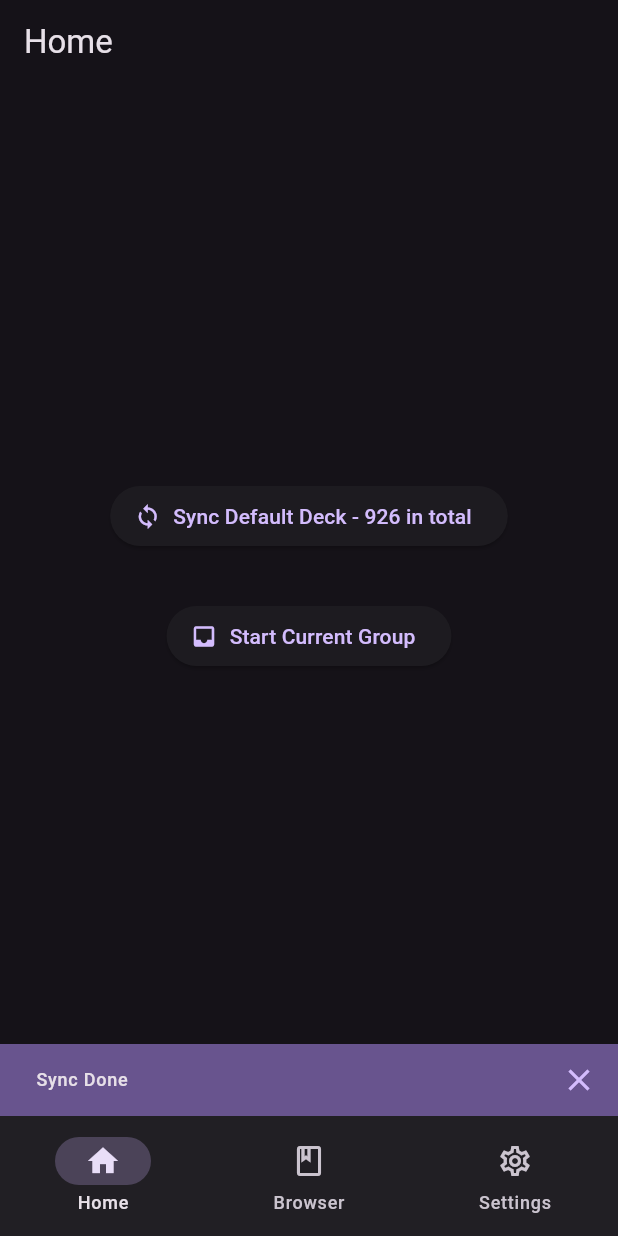
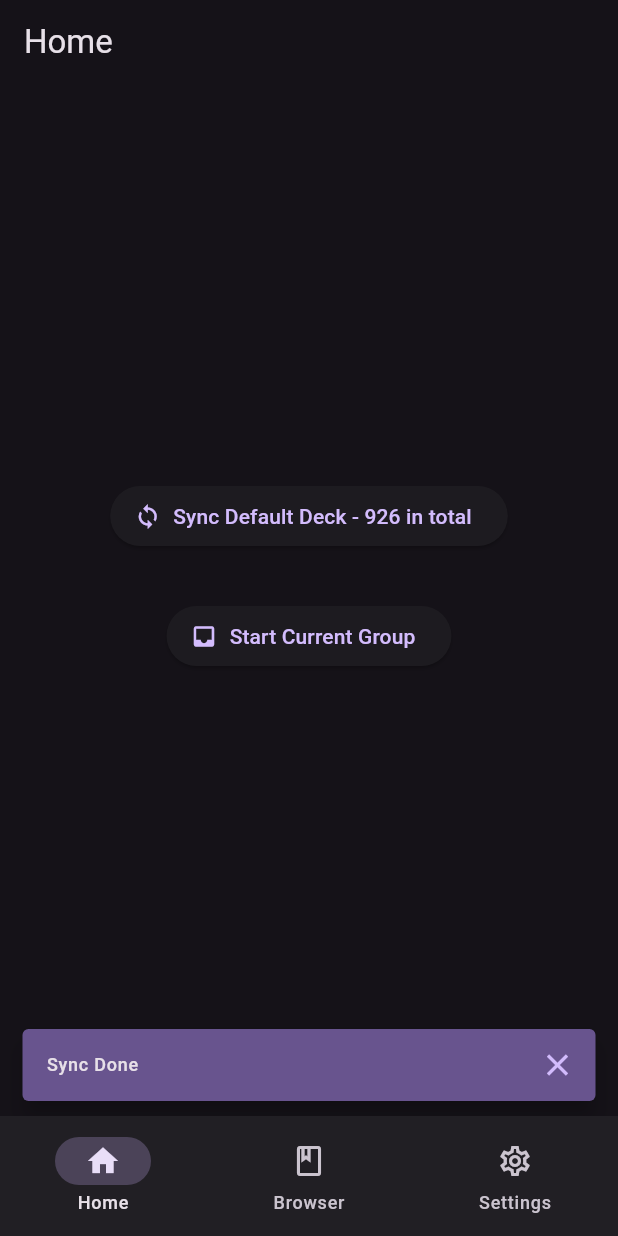
Before and after one commit to 3waffel/vocab_box, a Flutter app: the NavigationScreen screen opened directly, after a tap on an icon or button, on a phone screen of 412 x 824 dp. Run offline on Flutter 3.47's test engine with Material 3 defaults, Android fonts, the phone set to English and light mode, and no system bars; our stand-ins replace csv, shared_preferences, sqflite, sqflite_common_ffi, step_progress_indicator; accounts and stored records are empty.

Commit message:
feat: add snackbar, add random take from deck

```diff
--- /dev/null
+++ b/lib/common/snackbar.dart
@@ -0,0 +1,16 @@
+import 'package:flutter/material.dart';
+
+extension SnackBarExt on BuildContext {
+  void fluidSnackBar(String message) {
+    ScaffoldMessenger.of(this)
+      ..hideCurrentSnackBar()
+      ..showSnackBar(SnackBar(
+        content: Text(message, style: Theme.of(this).textTheme.labelMedium),
+        duration: Duration(seconds: 1),
+        behavior: SnackBarBehavior.floating,
+        showCloseIcon: true,
+        closeIconColor: Theme.of(this).colorScheme.primary,
+        backgroundColor: Theme.of(this).colorScheme.inversePrimary,
+      ));
+  }
+}
--- a/lib/main.dart
+++ b/lib/main.dart
@@ -13,13 +13,13 @@ class App extends StatelessWidget {
   @override
   Widget build(BuildContext context) {
     return MaterialApp(
-      title: 'Flutter Demo',
+      title: 'Vocab Box',
+      home: NavigationScreen(),
       theme: ThemeData(
         colorScheme: ColorScheme.fromSeed(
             seedColor: Colors.deepPurple, brightness: Brightness.dark),
         useMaterial3: true,
       ),
-      home: NavigationScreen(),
     );
   }
 }
--- a/lib/screens/home.dart
+++ b/lib/screens/home.dart
@@ -1,6 +1,7 @@
 import 'package:flutter/material.dart';
 import 'package:shared_preferences/shared_preferences.dart';
 import 'package:sqflite/sqflite.dart';
+import 'package:vocab_box/common/snackbar.dart';
 import 'package:vocab_box/deck_loader.dart';
 
 import 'package:vocab_box/screens/learning.dart';
@@ -29,11 +30,12 @@ class _HomeScreenState extends State<HomeScreen> {
   }
 
   /// Sync deck_loader with database
+  /// TODO switch between different decks
   Future<void> _syncRecords() async {
     final database = await CardDatabase().database;
     final records = await database.query(CardDatabase.table);
+
     if (records.length == 0) {
-      // TODO switch between different decks
       final newCardList = await DeckLoader().loadDefaultDeck();
       for (final card in newCardList) {
         database.insert(
@@ -61,14 +63,8 @@ class _HomeScreenState extends State<HomeScreen> {
       ];
       DeckLoader().cardList = newCardList;
     }
-    ScaffoldMessenger.of(context).showSnackBar(SnackBar(
-      content:
-          Text("Sync Done", style: Theme.of(context).textTheme.labelMedium),
-      showCloseIcon: true,
-      closeIconColor: Theme.of(context).colorScheme.primary,
-      backgroundColor: Theme.of(context).colorScheme.inversePrimary,
-    ));
     setState(() {});
+    SnackBarExt(context).fluidSnackBar("Sync Done");
   }
 
   /// Update database when exiting `LearningScreen`
@@ -89,14 +85,7 @@ class _HomeScreenState extends State<HomeScreen> {
         whereArgs: [card.id],
       );
     }
-    ScaffoldMessenger.of(context).showSnackBar(SnackBar(
-      content:
-          Text("Deck Updated", style: Theme.of(context).textTheme.labelMedium),
-      showCloseIcon: true,
-      closeIconColor: Theme.of(context).colorScheme.primary,
-      backgroundColor: Theme.of(context).colorScheme.inversePrimary,
-    ));
-    if (mounted) setState(() {});
+    SnackBarExt(context).fluidSnackBar("Deck Updated");
   }
 
   @override
```
Also changed, not shown: lib/screens/learning.dart (+10 -5 lines).
